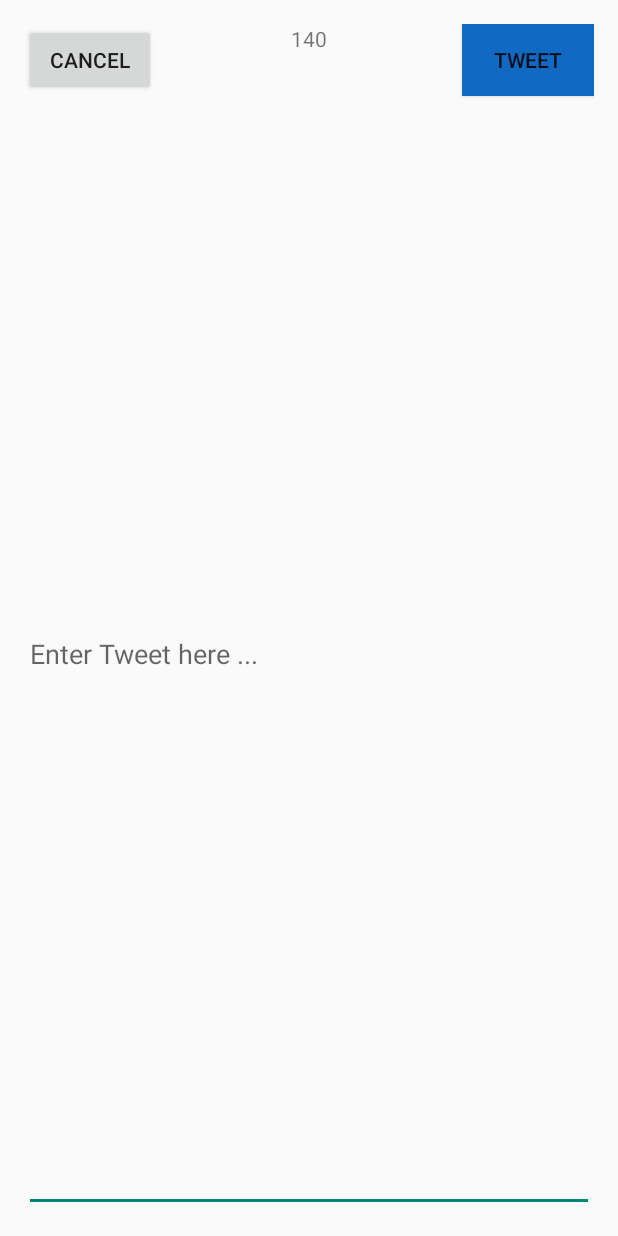
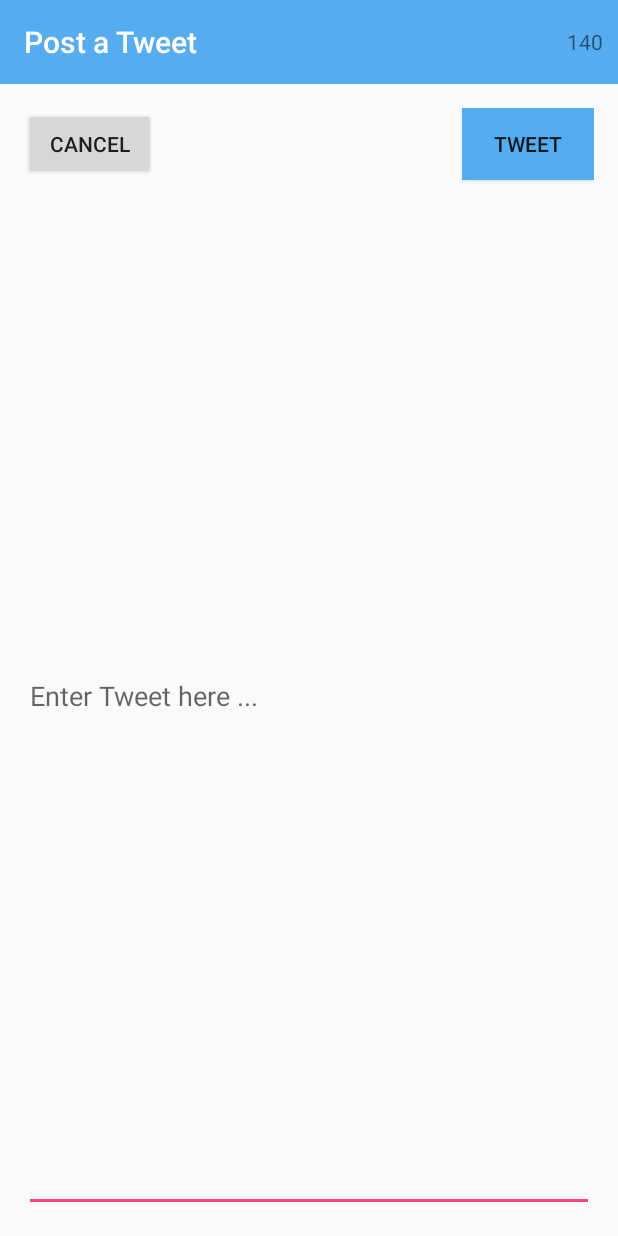
Before and after one commit to imohomed/simpletweets2, an Android app: the TabbedActivity screen opened directly, with no data from a screen before it, after a tap on "Compose", on a phone screen of 412 x 824 dp. Run offline under Robolectric (Android 15) with nearby library versions, the phone set to English and light mode, and no system bars; our stand-ins replace Picasso; libraries missing offline, so code that uses them is left out: com.loopj.android, com.makeramen.roundedimageview; pictures from the network do not load; 4 statements that could not run were skipped.

Commit message:
Compose is working

```diff
--- a/app/src/main/AndroidManifest.xml
+++ b/app/src/main/AndroidManifest.xml
@@ -31,7 +31,7 @@
 
         <activity
             android:name=".activities.LoginActivity"
-            android:label="@string/app_name"
+            android:label=""
             android:theme="@style/AppTheme">
             <intent-filter>
                 <action android:name="android.intent.action.MAIN" />
--- a/app/src/main/java/com/codepath/apps/simpletweets/activities/ComposeActivity.java
+++ b/app/src/main/java/com/codepath/apps/simpletweets/activities/ComposeActivity.java
@@ -3,6 +3,7 @@ package com.codepath.apps.simpletweets.activities;
 import android.content.Intent;
 import android.os.Bundle;
 import android.support.v7.app.AppCompatActivity;
+import android.support.v7.widget.Toolbar;
 import android.text.Editable;
 import android.text.TextWatcher;
 import android.view.View;
@@ -19,7 +20,11 @@ public class ComposeActivity extends AppCompatActivity {
     protected void onCreate(Bundle savedInstanceState) {
         super.onCreate(savedInstanceState);
         setContentView(R.layout.activity_compose);
-        getSupportActionBar().setTitle("Post Tweet");
+        //getSupportActionBar().setTitle("Post Tweet");
+        Toolbar toolbar = (Toolbar) findViewById(R.id.toolbar);
+        TextView mTitle = (TextView) toolbar.findViewById(R.id.toolbar_title);
+        mTitle.setText("Post a Tweet");
+        //
         etTweet = (EditText) findViewById(R.id.etTweet);
         tvNumChars = (TextView) findViewById(R.id.tvNumChars);
 
--- a/app/src/main/java/com/codepath/apps/simpletweets/activities/TabbedActivity.java
+++ b/app/src/main/java/com/codepath/apps/simpletweets/activities/TabbedActivity.java
@@ -6,16 +6,26 @@ import android.support.design.widget.TabLayout;
 import android.support.v4.view.ViewPager;
 import android.support.v7.app.AppCompatActivity;
 import android.support.v7.widget.Toolbar;
+import android.util.Log;
 import android.view.Menu;
 import android.view.MenuItem;
+import android.widget.Toast;
 
 import com.codepath.apps.simpletweets.R;
+import com.codepath.apps.simpletweets.SimpleTweetsApplication;
+import com.codepath.apps.simpletweets.TwitterClient;
 import com.codepath.apps.simpletweets.adapters.MyFragmentPagerAdapter;
+import com.loopj.android.http.JsonHttpResponseHandler;
 
+import org.apache.http.Header;
+import org.json.JSONObject;
 /**
  * Created by i.mohomed on 12/20/15.
  */
 public class TabbedActivity extends AppCompatActivity {
+    private TwitterClient client;
+    private String TAG = "TabbedActivity";
+
     @Override
     public boolean onCreateOptionsMenu(Menu menu) {
         getMenuInflater().inflate(R.menu.timeline_actionbar_menu, menu);
@@ -23,9 +33,16 @@ public class TabbedActivity extends AppCompatActivity {
     }
 
     public void onComposeAction(MenuItem item) {
-//        Toast.makeText(this,"Menu pressed",Toast.LENGTH_SHORT).show();
+        Toast.makeText(this, "Compose pressed", Toast.LENGTH_SHORT).show();
         Intent i = new Intent(this,ComposeActivity.class);
         startActivityForResult(i, 1);
+
+    }
+
+    public void onProfileAction(MenuItem item) {
+        Toast.makeText(this, "Profile pressed", Toast.LENGTH_SHORT).show();
+        //Intent i = new Intent(this,ComposeActivity.class);
+        //startActivityForResult(i, 1);
 
     }
 
@@ -34,9 +51,12 @@ public class TabbedActivity extends AppCompatActivity {
         super.onCreate(savedInstanceState);
         setContentView(R.layout.activity_tabbed);
 
+        client = SimpleTweetsApplication.getRestClient();
+
         // Set up toolbar
         Toolbar toolbar = (Toolbar) findViewById(R.id.toolbar);
         setSupportActionBar(toolbar);
+        getSupportActionBar().setDisplayShowTitleEnabled(false);
 
         // Setup tabbed menu
         ViewPager viewPager = (ViewPager) findViewById(R.id.viewpager);
@@ -47,4 +67,55 @@ public class TabbedActivity extends AppCompatActivity {
         TabLayout tabLayout = (TabLayout) findViewById(R.id.sliding_tabs);
         tabLayout.setupWithViewPager(viewPager);
     }
+
+     @Override
+    protected void onActivityResult(int requestCode, int resultCode, Intent data) {
+        //super.onActivityResult(requestCode, resultCode, data);
+        if (requestCode == 1)
+        {
+            if (resultCode == RESULT_CANCELED)
+            {
+                Toast.makeText(this, "Canceled", Toast.LENGTH_SHORT).show();
+            }
+            if (resultCode == RESULT_OK)
+            {
+                final String tweet = data.getStringExtra("tweet");
+
+                client.postTweet(tweet,new JsonHttpResponseHandler(){
+                    @Override
+                    public void onSuccess(int statusCode, Header[] headers, JSONObject response) {
+                        // super.onSuccess(statusCode, headers, response);
+                        Log.d(TAG, response.toString());
+                        //tweets.clear();
+                        //tweets.addAll(Tweet.fromJSONArray(response));
+
+
+//                Log.d(TAG, "" + tweets.get(0).getId());
+//                Log.d(TAG, "" + tweets.get(tweets.size()-1).getId());
+//                        Collections.sort(tweets);
+                        // The following code adds new tweet to existing timeline array
+//                        Tweet newTweet = Tweet.fromJSON(response);
+//                        tweets.add(0,newTweet);
+//
+//
+//                        Set<Tweet> unique_tweets = new HashSet<Tweet>(tweets);
+//                        tweets.clear();
+//                        tweets.addAll(unique_tweets);
+//                        Collections.sort(tweets);
+//                        Log.d(TAG, "" + tweets.size());
+//
+//                        aTweets.notifyDataSetChanged();
+                    }
+
+                    @Override
+                    public void onFailure(int statusCode, Header[] headers, Throwable throwable, JSONObject errorResponse) {
+                        //super.onFailure(statusCode, headers, throwable, errorResponse);
+                        Log.d(TAG, errorResponse.toString());
+                    }
+                });
+
+                Toast.makeText(this, "Tweet Sent!", Toast.LENGTH_SHORT).show();
+            }
+        }
+    }
 }
--- a/app/src/main/java/com/codepath/apps/simpletweets/adapters/MyFragmentPagerAdapter.java
+++ b/app/src/main/java/com/codepath/apps/simpletweets/adapters/MyFragmentPagerAdapter.java
@@ -24,7 +24,7 @@ public class MyFragmentPagerAdapter extends FragmentPagerAdapter {
 
     private int[] imageResId = {
             R.drawable.home24,
-            R.drawable.user24
+            R.drawable.users24
     };
 
     public MyFragmentPagerAdapter(FragmentManager fm, Context context) {
--- a/app/src/main/res/layout/activity_compose.xml
+++ b/app/src/main/res/layout/activity_compose.xml
@@ -1,5 +1,38 @@
 <?xml version="1.0" encoding="utf-8"?>
-<RelativeLayout xmlns:android="http://schemas.android.com/apk/res/android"
+<LinearLayout
+    xmlns:android="http://schemas.android.com/apk/res/android"
+    android:layout_width="match_parent"
+    android:layout_height="match_parent"
+    xmlns:app="http://schemas.android.com/apk/res-auto"
+    android:orientation="vertical"
+    >
+    <android.support.v7.widget.Toolbar
+        android:id="@+id/toolbar"
+        android:minHeight="?attr/actionBarSize"
+        android:layout_width="match_parent"
+        android:layout_height="wrap_content"
+        app:titleTextColor="@android:color/white"
+        android:background="?attr/colorPrimary">
+        <TextView
+            android:id="@+id/toolbar_title"
+            android:layout_width="wrap_content"
+            android:layout_height="wrap_content"
+            android:text="SimplyTweet"
+            android:textColor="@android:color/white"
+            style="@style/TextAppearance.AppCompat.Widget.ActionBar.Title"
+            />
+        <TextView
+            android:layout_width="wrap_content"
+            android:layout_height="wrap_content"
+            android:textAppearance="?android:attr/textAppearanceSmall"
+            android:text="140"
+            android:paddingRight="10dp"
+            android:layout_gravity="right"
+            android:id="@+id/tvNumChars"
+            />
+
+    </android.support.v7.widget.Toolbar>
+<RelativeLayout
     xmlns:tools="http://schemas.android.com/tools"
     android:layout_width="match_parent"
     android:layout_height="match_parent"
@@ -8,6 +41,8 @@
     android:paddingRight="@dimen/activity_horizontal_margin"
     android:paddingTop="@dimen/activity_vertical_margin"
     tools:context=".activities.ComposeActivity">
+
+
 
     <Button
         android:layout_width="wrap_content"
@@ -26,7 +61,7 @@
         android:id="@+id/btnTweet"
         android:layout_alignParentTop="true"
         android:layout_alignParentEnd="true"
-        android:background="#106ac4" />
+        android:background="@color/colorPrimary" />
 
     <EditText
         android:layout_width="wrap_content"
@@ -44,13 +79,7 @@
         android:textAlignment="viewStart"
         android:maxLength="140" />
 
-    <TextView
-        android:layout_width="wrap_content"
-        android:layout_height="wrap_content"
-        android:textAppearance="?android:attr/textAppearanceSmall"
-        android:text="140"
-        android:id="@+id/tvNumChars"
-        android:layout_alignParentTop="true"
-        android:layout_centerHorizontal="true" />
+
 
 </RelativeLayout>
+</LinearLayout>
--- a/app/src/main/res/menu/timeline_actionbar_menu.xml
+++ b/app/src/main/res/menu/timeline_actionbar_menu.xml
@@ -1,6 +1,13 @@
 <?xml version="1.0" encoding="utf-8"?>
 <menu xmlns:android="http://schemas.android.com/apk/res/android"
     xmlns:app="http://schemas.android.com/apk/res-auto">
+    <item
+        android:id="@+id/item0"
+        android:icon="@drawable/user24"
+        android:onClick="onProfileAction"
+        app:showAsAction="ifRoom"
+        android:title="Profile">
+    </item>
     <item
         android:id="@+id/item1"
         android:icon="@drawable/edit_image"
--- a/app/src/main/res/values/colors.xml
+++ b/app/src/main/res/values/colors.xml
@@ -1,6 +1,6 @@
 <?xml version="1.0" encoding="utf-8"?>
 <resources>
-    <color name="colorPrimary">#3F51B5</color>
-    <color name="colorPrimaryDark">#303F9F</color>
+    <color name="colorPrimary">#55acee</color>
+    <color name="colorPrimaryDark">#55acee</color>
     <color name="colorAccent">#FF4081</color>
 </resources>
--- a/app/src/main/res/values/styles.xml
+++ b/app/src/main/res/values/styles.xml
@@ -14,9 +14,16 @@
     <!--</style>-->
 
     <style name="AppTheme" parent="Theme.AppCompat.Light.NoActionBar">
-        <item name="android:windowDrawsSystemBarBackgrounds">true</item>
-        <item name="android:statusBarColor">@android:color/transparent</item>
+        <item name="android:windowFullscreen">true</item>
+        <item name="colorPrimary">@color/colorPrimary</item>
+        <item name="colorPrimaryDark">@color/colorPrimaryDark</item>
+        <item name="colorAccent">@color/colorAccent</item>
     </style>
+
+    <!--<style name="AppTheme" parent="Theme.AppCompat.Light.NoActionBar">-->
+        <!--<item name="android:windowDrawsSystemBarBackgrounds">true</item>-->
+        <!--<item name="android:statusBarColor">@android:color/transparent</item>-->
+    <!--</style>-->
 
     <style name="AppTheme.AppBarOverlay" parent="ThemeOverlay.AppCompat.Dark.ActionBar" />
 
@@ -31,7 +38,7 @@
     <!--</style>-->
 
     <style name="MyCustomTabLayout" parent="Widget.Design.TabLayout">
-        <item name="tabIndicatorColor">#0000FF</item>
+        <item name="tabIndicatorColor">#55acee</item>
         <item name="tabTextAppearance">@style/MyCustomTabTextAppearance</item>
 
     </style>
```
Also changed, not shown: app/src/main/java/com/codepath/apps/simpletweets/TwitterClient.java (+11 -0 lines), app/src/main/res/layout/activity_tabbed.xml (+15 -3 lines), app/src/main/res/drawable/users24.png (added).
